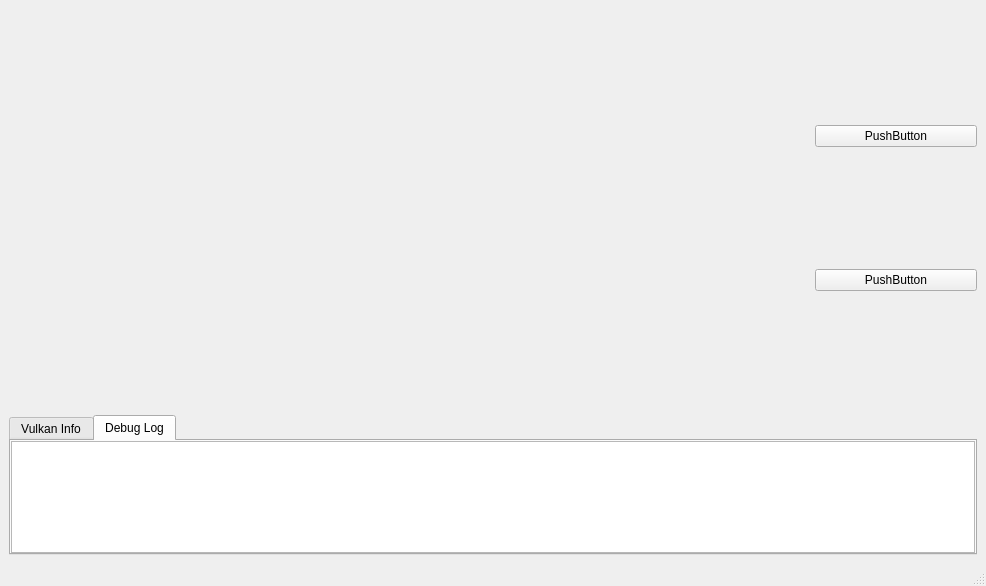
Qt form src/mainwindow.ui (seonghyun2457/QtVulkanPathFinder) before a commit.
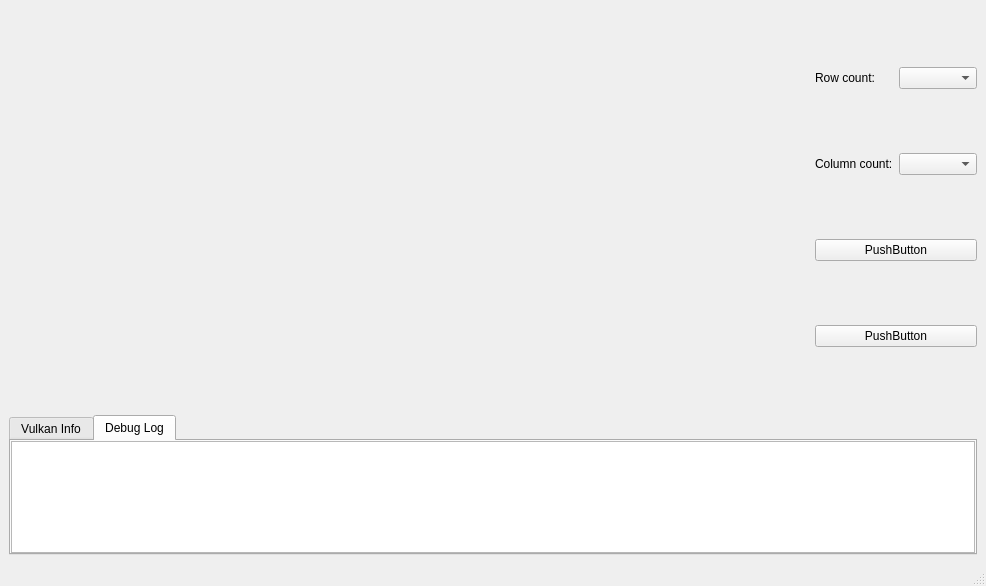
The same form after that commit.

Commit message: add row/column gui

What changed in the file:
```diff
--- a/src/mainwindow.ui
+++ b/src/mainwindow.ui
@@ -32,6 +32,34 @@
       </item>
       <item>
        <layout class="QVBoxLayout" name="verticalLayout">
+        <item>
+         <layout class="QHBoxLayout" name="hlRow">
+          <item>
+           <widget class="QLabel" name="lbRowCount">
+            <property name="text">
+             <string>Row count:</string>
+            </property>
+           </widget>
+          </item>
+          <item>
+           <widget class="QComboBox" name="cbRow"/>
+          </item>
+         </layout>
+        </item>
+        <item>
+         <layout class="QHBoxLayout" name="hlCol">
+          <item>
+           <widget class="QLabel" name="lbColCount">
+            <property name="text">
+             <string>Column count:</string>
+            </property>
+           </widget>
+          </item>
+          <item>
+           <widget class="QComboBox" name="cbCol"/>
+          </item>
+         </layout>
+        </item>
         <item>
          <widget class="QPushButton" name="pushButton">
           <property name="text">
```
The commit also changes 5 other files.
